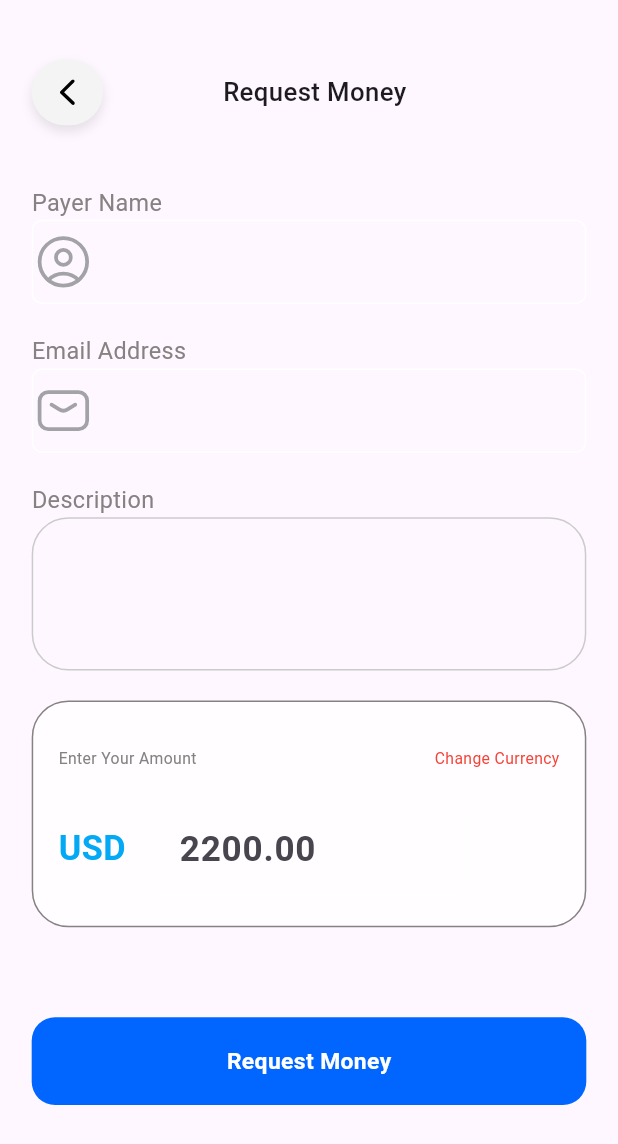
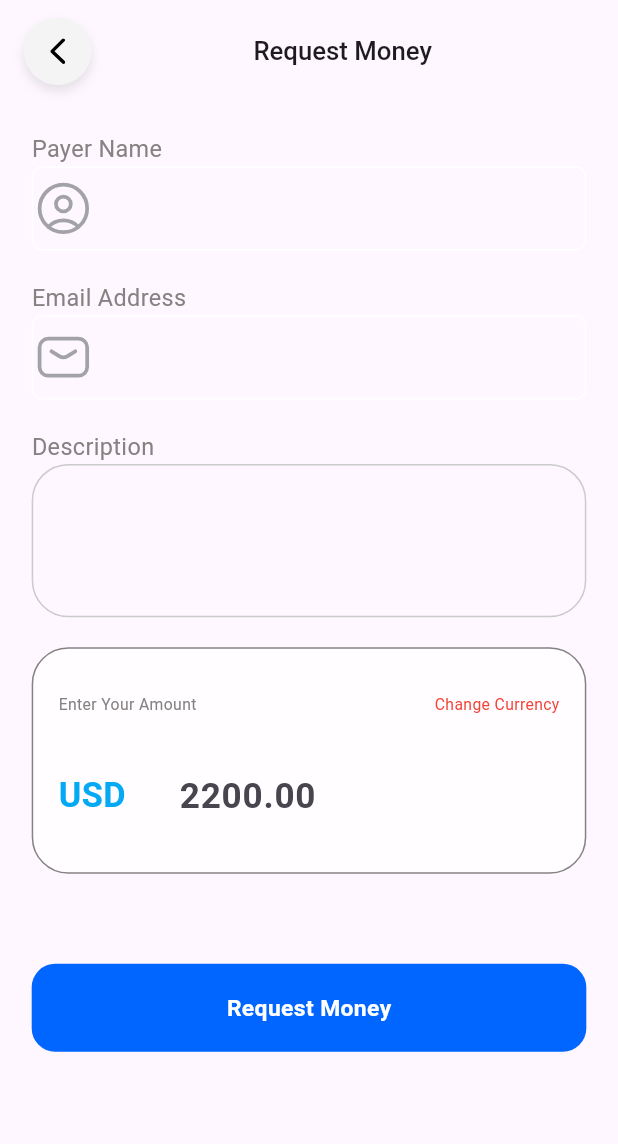
Before and after one commit to rozan-alawar/BankPick, a Flutter app: the RequestMoneyScreen screen opened by its route, on a phone screen of 412 x 824 dp. Shown: the top 1144 px of the screen. Run offline on Flutter 3.47's test engine with Material 3 defaults, Android fonts, the phone set to English and light mode, and no system bars; our stand-ins replace dio, easy_localization, fl_chart, flutter_screenutil, flutter_spinkit, flutter_svg and 2 more; accounts and stored records are empty; Roboto replaces fonts that are missing (Nunito).

Commit message:
Fix App Bar

```diff
--- a/lib/presentation/card/request_screen.dart
+++ b/lib/presentation/card/request_screen.dart
@@ -15,6 +15,7 @@ import 'package:provider/provider.dart';
 import '../../config/routes/routes.dart';
 import '../../controller/home_provider.dart';
 import '../../core/common_widget/circular_card.dart';
+import '../../core/common_widget/primary_appbar.dart';
 import '../../core/common_widget/primary_button.dart';
 import '../../core/common_widget/primary_text.dart';
 import '../../core/utils/navigation.dart';
@@ -51,6 +52,8 @@ class _RequestMoneyScreenState extends State<RequestMoneyScreen> {
   @override
   Widget build(BuildContext context) {
     return Scaffold(
+      appBar: const PrimaryAppBar(title: 'Request Money',withLeading: true,),
+
       body: SingleChildScrollView(
         child: GestureDetector(
           onTap: () {
@@ -63,29 +66,7 @@ class _RequestMoneyScreenState extends State<RequestMoneyScreen> {
               child: Column(
                 crossAxisAlignment: CrossAxisAlignment.start,
                 children: [
-                  20.height,
-                  Row(
-                    children: [
-                      GestureDetector(
-                        onTap: () => sl<NavigationService>().pop(),
-                        child: CircularCard(
-                          widget: SvgPicture.asset(
-                            IconAssets.arrow_back,
-                            color: Colors.black,
-                          ),
-                          width: 45.w,
-                          height: 45.h,
-                        ),
-                      ),
-                      80.width,
-                      PrimaryText(
-                        'Request Money',
-                        fontWeight: FontWeight.w500,
-                        fontSize: 18.sp,
-                      ),
-                    ],
-                  ),
-                  40.height,
+
                   const PrimaryText(
                     'Payer Name',
                     color: ColorManager.secondaryText,
@@ -103,7 +84,7 @@ class _RequestMoneyScreenState extends State<RequestMoneyScreen> {
                     ),
                   ),
                   // 20.height,
-                  PrimaryText(
+                  const PrimaryText(
                     'Email Address',
                     color: ColorManager.secondaryText,
                   ),
--- a/lib/presentation/profile/message_center_screen.dart
+++ b/lib/presentation/profile/message_center_screen.dart
@@ -16,7 +16,7 @@ class MessageCenterScreen extends StatelessWidget {
   @override
   Widget build(BuildContext context) {
     return Scaffold(
-      appBar: PrimaryAppBar(title: 'Message Center',withLeading: true,),
+      appBar: const PrimaryAppBar(title: 'Message Center',withLeading: true,),
       body: ListView.builder(
         itemCount: Message.messages.length,
         itemBuilder: (context, index) {
```
Also changed, not shown: lib/presentation/card/add_card_screen.dart (+4 -24 lines), lib/presentation/card/send_money_screen.dart (+3 -26 lines), lib/presentation/card/show_cards_screen.dart (+5 -24 lines).
